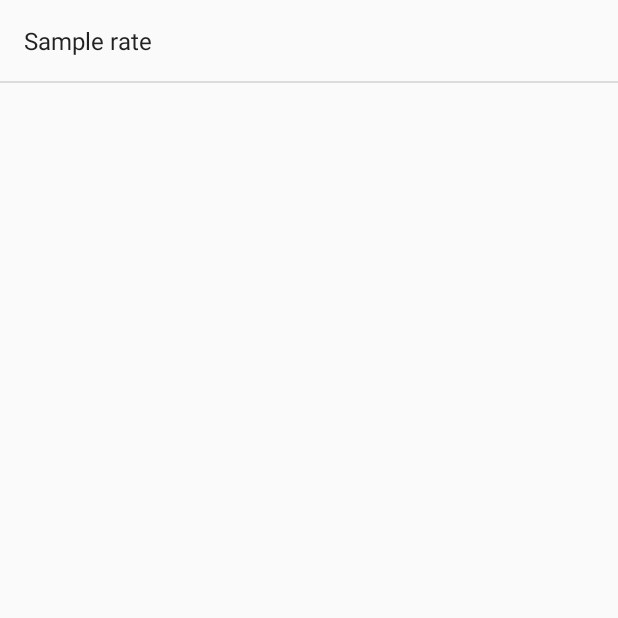
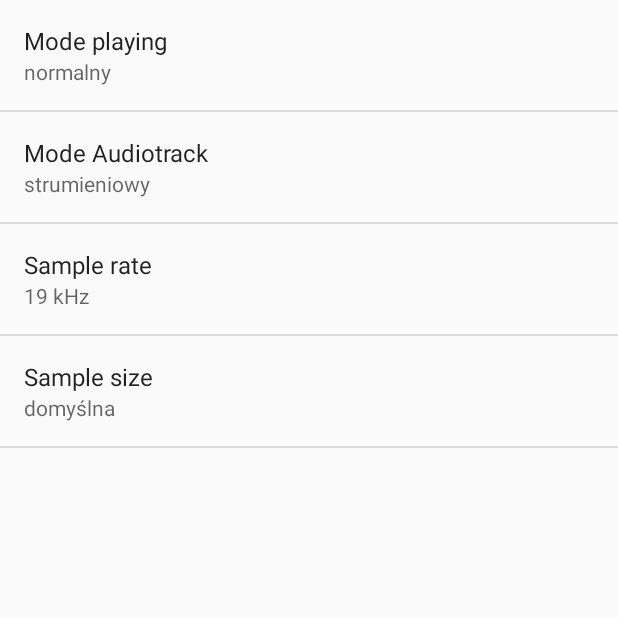
Before and after one commit to pbeza/android, an Android app: the SettingsActivity screen opened directly, with no data from a screen before it, on a phone screen of 412 x 824 dp, the top half of it. Run offline under Robolectric (Android 15) with nearby library versions, the phone set to English and light mode, and no system bars.

Commit message:
zrobione settings + refactor

```diff
--- a/src/intercom/app/src/main/java/pl/edu/pw/mini/intercom/audio/SettingsActivity.java
+++ b/src/intercom/app/src/main/java/pl/edu/pw/mini/intercom/audio/SettingsActivity.java
@@ -2,34 +2,46 @@
 
 import android.app.Activity;
 import android.content.SharedPreferences;
+import android.os.Bundle;
+import android.preference.Preference;
+import android.preference.PreferenceFragment;
 import android.preference.PreferenceManager;
-import android.support.v7.app.AppCompatActivity;
-import android.os.Bundle;
 
-import layout.SettingsFragment;
+import pl.edu.pw.mini.intercom.R;
+import pl.edu.pw.mini.intercom.gui.SettingsFragment;
 
-public class SettingsActivity extends Activity {
+public class SettingsActivity extends Activity implements SharedPreferences.OnSharedPreferenceChangeListener {
+
+    public static final String FRAGMENT_TAG = "settingsFragment";
+    public static final String KEY_PREF_SAMPLE_RATE = "pref_sampleRate";
+
+    private SettingsFragment settingsFragment;
 
 
-    SharedPreferences.OnSharedPreferenceChangeListener listener =
-            new SharedPreferences.OnSharedPreferenceChangeListener() {
-                public void onSharedPreferenceChanged(SharedPreferences prefs, String key) {
+    @Override
+    public void onSharedPreferenceChanged(SharedPreferences sharedPreferences, String key) {
 
-                }
-            };
+
+//        if (key.equals(KEY_PREF_SAMPLE_RATE)) {
+//            Preference pref = settingsFragment.findPreference(key);
+//            pref.setSummary(sharedPreferences.getString(key, ""));
+//        }
+    }
+
 
     @Override
     protected void onResume() {
         super.onResume();
 
-//        getSharedPreferences().registerOnSharedPreferenceChangeListener();
+
+        settingsFragment.getPreferenceScreen().getSharedPreferences().registerOnSharedPreferenceChangeListener(this);
+
     }
 
     @Override
     protected void onPause() {
         super.onPause();
-//        getPreferenceScreen().getSharedPreferences()
-//                .unregisterOnSharedPreferenceChangeListener(this);
+        settingsFragment.getPreferenceScreen().getSharedPreferences().unregisterOnSharedPreferenceChangeListener(this);
     }
 
 
@@ -38,10 +50,10 @@
         super.onCreate(savedInstanceState);
 
         // Display the fragment as the main content.
+        settingsFragment = new SettingsFragment();
+
         getFragmentManager().beginTransaction()
-                .replace(android.R.id.content, new SettingsFragment())
+                .replace(android.R.id.content, settingsFragment, FRAGMENT_TAG)
                 .commit();
     }
-
-
 }
--- a/src/intercom/app/src/main/java/layout/SettingsFragment.java
+++ b/src/intercom/app/src/main/java/pl/edu/pw/mini/intercom/gui/SettingsFragment.java
@@ -1,4 +1,4 @@
-package layout;
+package pl.edu.pw.mini.intercom.gui;
 
 
 import android.os.Bundle;
--- a/src/intercom/app/src/main/res/values/arrays.xml
+++ b/src/intercom/app/src/main/res/values/arrays.xml
@@ -12,4 +12,49 @@
     </string-array>
 
 
+
+
+
+    <string-array name="pref_sample_size_entries">
+        <item>"domyślna"</item>
+        <item>"16 bit"</item>
+        <item>"8 bit"</item>
+    </string-array>
+
+    <string-array name="pref_sample_size_values">
+        <item>1</item>
+        <item>2</item>
+        <item>3</item>
+    </string-array>
+
+
+
+
+
+    <string-array name="pref_mode_audiotrack_entries">
+        <item>"statyczny"</item>
+        <item>"strumieniowy"</item>
+    </string-array>
+
+    <string-array name="pref_mode_audiotrack_values">
+        <item>0</item>
+        <item>1</item>
+    </string-array>
+
+
+
+
+
+    <string-array name="pref_mode_playing_entries">
+        <item>"normalny"</item>
+        <item>"słuchawki"</item>
+        <item>"głośnomówiący"</item>
+    </string-array>
+
+    <!--pozmieniac te wartosci odpowiednio!!-->
+    <string-array name="pref_mode_playing_values">
+        <item>0</item>
+        <item>1</item>
+        <item>2</item>
+    </string-array>
 </resources>
--- a/src/intercom/app/src/main/res/values/strings.xml
+++ b/src/intercom/app/src/main/res/values/strings.xml
@@ -45,6 +45,9 @@
     <string name="disconnected">Disconnnected</string>
     <string name="connectedwith">Connnected</string>
     <string name="sample_rate">Sample rate</string>
+    <string name="sample_size">Sample size</string>
+    <string name="mode_audiotrack">Mode Audiotrack</string>
+    <string name="mode_playing">Mode playing</string>
 
     <!-- TODO: Remove or change this placeholder text -->
     <string name="hello_blank_fragment">Hello blank fragment</string>
--- a/src/intercom/app/src/main/res/xml/preferences.xml
+++ b/src/intercom/app/src/main/res/xml/preferences.xml
@@ -1,10 +1,41 @@
 <?xml version="1.0" encoding="utf-8"?>
-<PreferenceScreen xmlns:android="http://schemas.android.com/apk/res/android">
+<PreferenceScreen
+
+    xmlns:android="http://schemas.android.com/apk/res/android">
+
     <ListPreference
-        android:key="pref_sampleRate_key"
+        android:key="pref_mode_playing"
+        android:title="@string/mode_playing"
+        android:entries="@array/pref_mode_playing_entries"
+        android:entryValues="@array/pref_mode_playing_values"
+        android:defaultValue="0"
+        android:summary="%s"
+        />
+
+    <ListPreference
+        android:key="pref_mode_audiotrack"
+        android:title="@string/mode_audiotrack"
+        android:entries="@array/pref_mode_audiotrack_entries"
+        android:entryValues="@array/pref_mode_audiotrack_values"
+        android:defaultValue="1"
+        android:summary="%s"
+        />
+    <ListPreference
+        android:key="pref_sample_rate"
         android:title="@string/sample_rate"
         android:entries="@array/pref_sampleRate_entries"
         android:entryValues="@array/pref_sampleRate_values"
-        android:defaultValue="@string/pref_sampleRate_default"/>
+        android:defaultValue="19000"
+        android:summary="%s"
+        />
+    <ListPreference
+        android:key="pref_sample_size"
+        android:title="@string/sample_size"
+        android:entries="@array/pref_sample_size_entries"
+        android:entryValues="@array/pref_sample_size_values"
+        android:defaultValue="1"
+        android:summary="%s"
+        />
+
 
 </PreferenceScreen>
```
Also changed, not shown: 1 other file.
